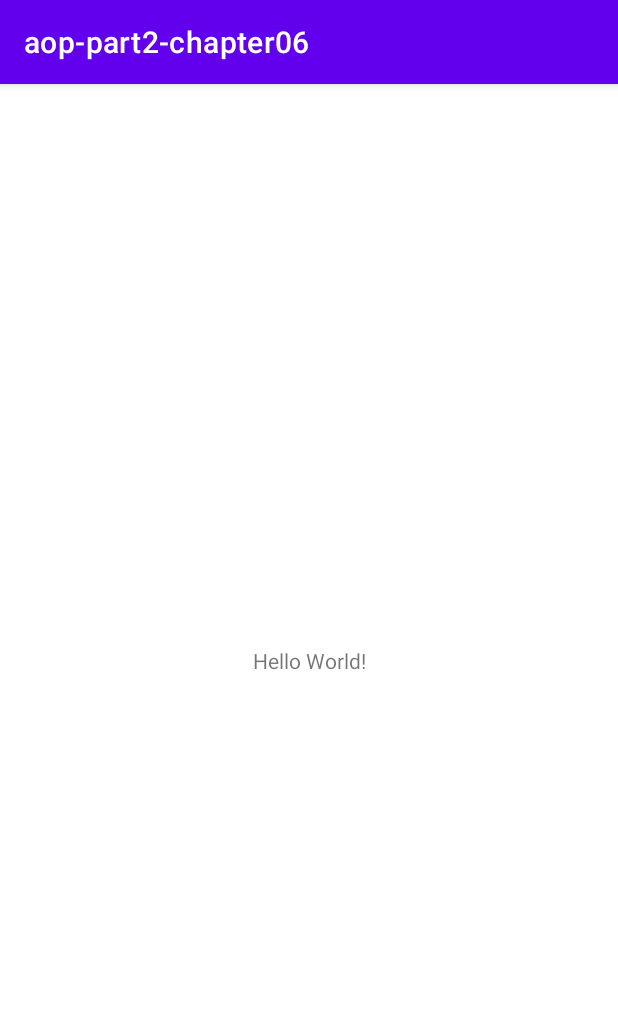
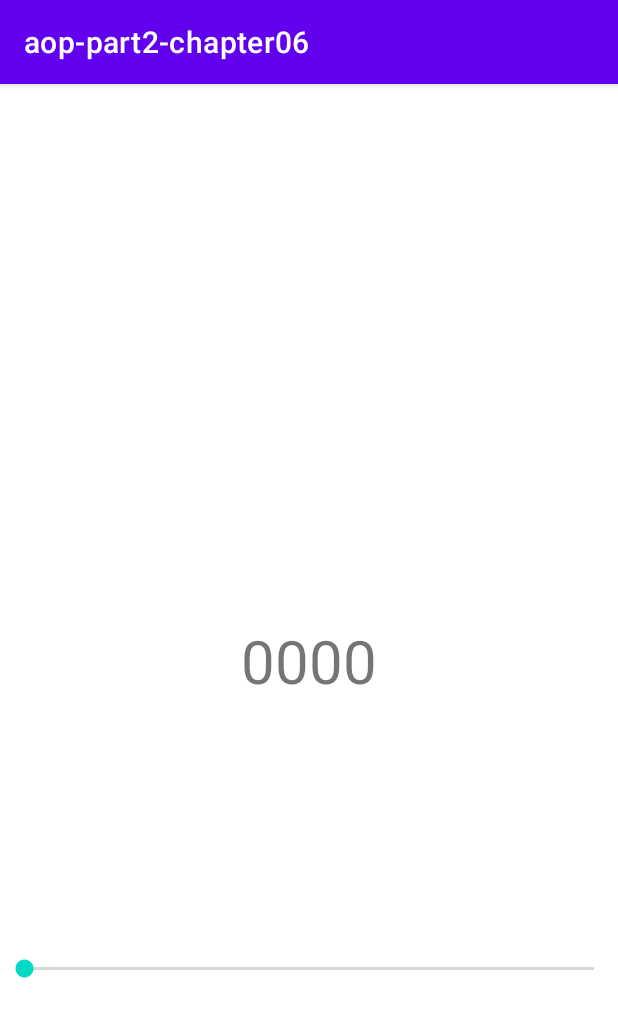
Before and after one commit to jyryuitpro/aop-part2-chapter06, an Android app: the screen it shows after launch (MainActivity), on a phone screen of 412 x 824 dp. Shown: the top 1017 px of the screen. Run offline under Robolectric (Android 15) with nearby library versions, the phone set to English and light mode, and no system bars.

Commit message:
01. 기본 UI 구성하기

```diff
--- a/app/src/main/java/io/jyryuitpro/aop/part2/chapter06/MainActivity.kt
+++ b/app/src/main/java/io/jyryuitpro/aop/part2/chapter06/MainActivity.kt
@@ -1,11 +1,43 @@
 package io.jyryuitpro.aop.part2.chapter06
 
+import android.annotation.SuppressLint
 import androidx.appcompat.app.AppCompatActivity
 import android.os.Bundle
+import android.widget.SeekBar
+import android.widget.TextView
 
 class MainActivity : AppCompatActivity() {
+    private val remainMinutesTextView: TextView by lazy {
+        findViewById(R.id.remainMinutesTextView)
+    }
+
+    private val seekBar: SeekBar by lazy {
+        findViewById(R.id.seekBar)
+    }
+
     override fun onCreate(savedInstanceState: Bundle?) {
         super.onCreate(savedInstanceState)
         setContentView(R.layout.activity_main)
+
+        bindViews()
+    }
+
+    private fun bindViews() {
+        seekBar.setOnSeekBarChangeListener(
+            object: SeekBar.OnSeekBarChangeListener {
+                @SuppressLint("SetTextI18n")
+                override fun onProgressChanged(seekBar: SeekBar?, progress: Int, fromUser: Boolean) {
+                    remainMinutesTextView.text = "%02d".format(progress)
+                }
+
+                override fun onStartTrackingTouch(seekBar: SeekBar?) {
+
+                }
+
+                override fun onStopTrackingTouch(seekBar: SeekBar?) {
+
+                }
+            }
+        )
     }
 }
--- a/app/src/main/res/layout/activity_main.xml
+++ b/app/src/main/res/layout/activity_main.xml
@@ -7,12 +7,38 @@
     tools:context=".MainActivity">
 
     <TextView
+        android:id="@+id/remainMinutesTextView"
         android:layout_width="wrap_content"
         android:layout_height="wrap_content"
-        android:text="Hello World!"
+        android:text="00"
+        android:textSize="40sp"
         app:layout_constraintBottom_toBottomOf="parent"
-        app:layout_constraintEnd_toEndOf="parent"
-        app:layout_constraintStart_toStartOf="parent"
-        app:layout_constraintTop_toTopOf="parent" />
+        app:layout_constraintHorizontal_chainStyle="packed"
+        app:layout_constraintLeft_toLeftOf="parent"
+        app:layout_constraintRight_toLeftOf="@id/remainSecondsTextView"
+        app:layout_constraintTop_toTopOf="parent"
+        tools:ignore="HardcodedText" />
+
+    <TextView
+        android:id="@+id/remainSecondsTextView"
+        android:layout_width="wrap_content"
+        android:layout_height="wrap_content"
+        android:text="00"
+        android:textSize="40sp"
+        app:layout_constraintBottom_toBottomOf="@id/remainMinutesTextView"
+        app:layout_constraintLeft_toRightOf="@id/remainMinutesTextView"
+        app:layout_constraintRight_toRightOf="parent"
+        app:layout_constraintTop_toTopOf="@id/remainMinutesTextView"
+        tools:ignore="HardcodedText" />
+
+    <SeekBar
+        android:id="@+id/seekBar"
+        android:layout_width="0dp"
+        android:layout_height="wrap_content"
+        android:max="60"
+        app:layout_constraintBottom_toBottomOf="parent"
+        app:layout_constraintLeft_toLeftOf="parent"
+        app:layout_constraintRight_toRightOf="parent"
+        app:layout_constraintTop_toBottomOf="@id/remainMinutesTextView" />
 
 </androidx.constraintlayout.widget.ConstraintLayout>
```
